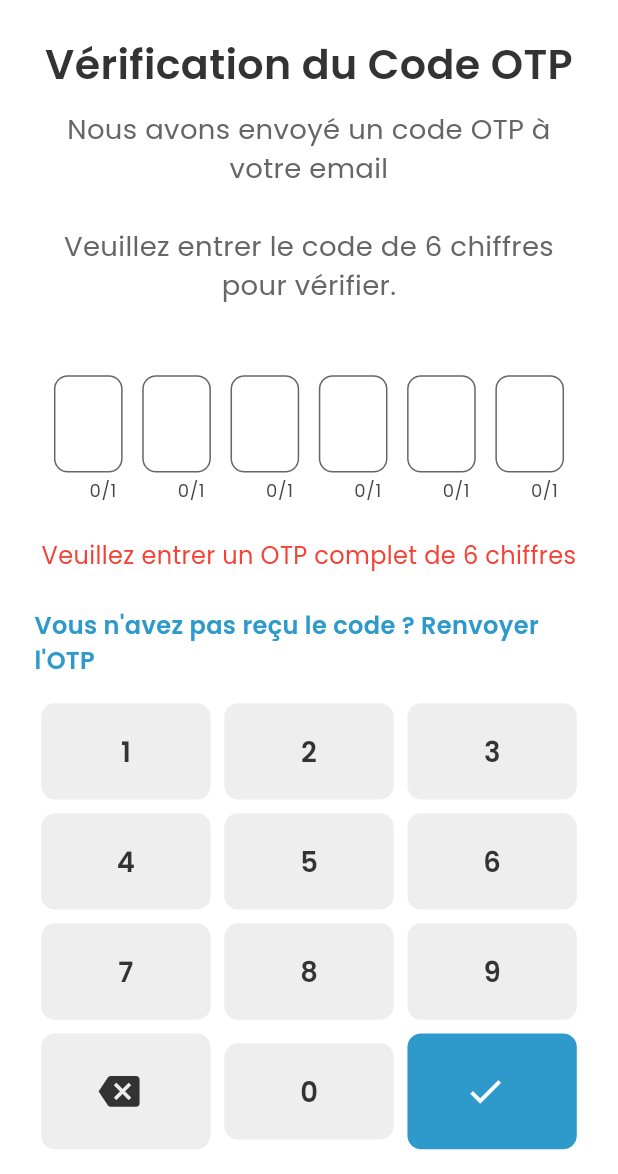
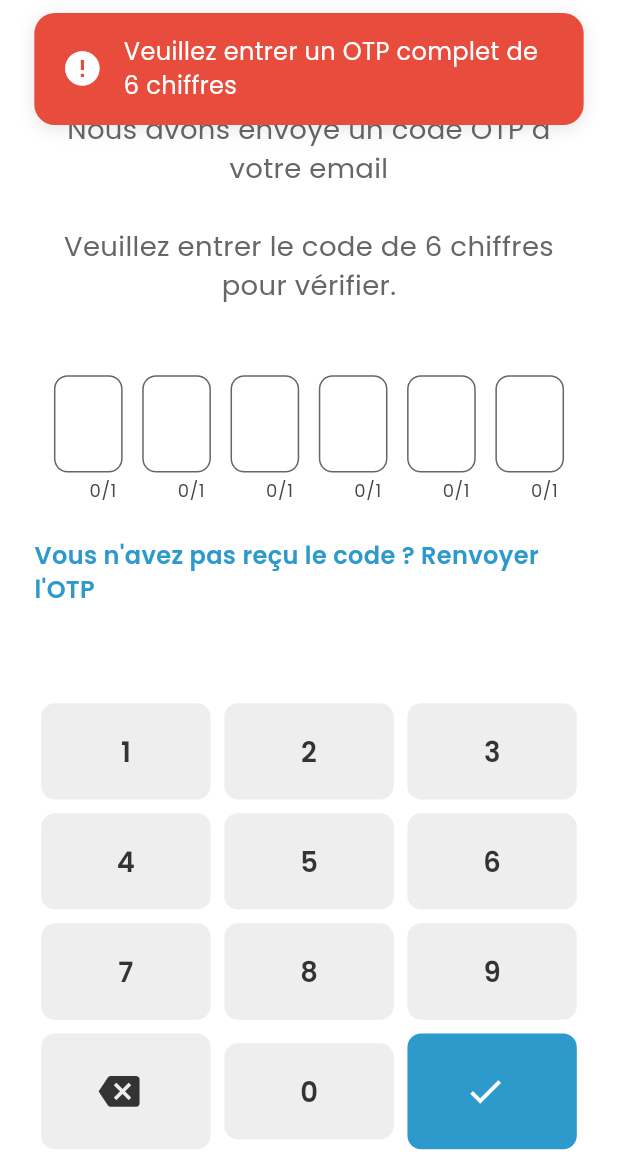
Before and after one commit to WassimBlilita7/Dz-Freelancer-Mobile, a Flutter app: the VerifyOtpScreen screen opened by its route, scrolled down 102 dp, after a tap on the "check" icon, on a phone screen of 412 x 824 dp, the part 62-1236 px from its top. Run offline on Flutter 3.47's test engine with Material 3 defaults, Android fonts, the phone set to English and light mode, and no system bars; drawn by our look-alikes of flutter_animate; our stand-ins replace flutter_screenutil, shared_preferences, smooth_page_indicator; accounts and stored records are empty; statements that could not run were skipped.

Commit message:
Toast 🟩🔴

```diff
--- a/lib/constants/app_colors.dart
+++ b/lib/constants/app_colors.dart
@@ -8,6 +8,8 @@ class AppColors {
   static const Color textLight = Color(0xFF212121); // Dark gray
   static const Color accentLight = Color(0xFFFFC107); // Amber
   static const Color primaryGreen = Color(0xFF2E9ACC);
+  static const Color errorRed = Color(0xFFE74C3C); // Rouge pour les erreurs
+  static const Color successGreen = Color(0xFF27AE60);
 
   // Dark mode colors
   static const Color primaryDark = Color(0xFF1976D2); // Darker blue
--- /dev/null
+++ b/lib/core/utils/toast_utils.dart
@@ -0,0 +1,32 @@
+import 'package:flutter/material.dart';
+import 'package:wassit_freelancer_dz_flutter/core/widgets/custom_toast.dart';
+
+class ToastUtils {
+  static void showToast({
+    required BuildContext context,
+    required String message,
+    required bool isSuccess,
+  }) {
+    final overlay = Overlay.of(context);
+    final overlayEntry = OverlayEntry(
+      builder: (context) => Positioned(
+        top: 50.0,
+        left: 0,
+        right: 0,
+        child: Material(
+          color: Colors.transparent,
+          child: CustomToast(
+            message: message,
+            isSuccess: isSuccess,
+          ),
+        ),
+      ),
+    );
+
+    overlay.insert(overlayEntry);
+
+    Future.delayed(const Duration(seconds: 3), () {
+      overlayEntry.remove();
+    });
+  }
+}
--- /dev/null
+++ b/lib/core/widgets/custom_toast.dart
@@ -0,0 +1,52 @@
+import 'package:flutter/material.dart';
+import 'package:flutter_screenutil/flutter_screenutil.dart';
+import 'package:wassit_freelancer_dz_flutter/constants/app_colors.dart';
+import 'package:wassit_freelancer_dz_flutter/constants/app_text_styles.dart';
+
+class CustomToast extends StatelessWidget {
+  final String message;
+  final bool isSuccess;
+
+  const CustomToast({
+    super.key,
+    required this.message,
+    required this.isSuccess,
+  });
+
+  @override
+  Widget build(BuildContext context) {
+    return Container(
+      padding: EdgeInsets.symmetric(horizontal: 16.w, vertical: 12.h),
+      margin: EdgeInsets.symmetric(horizontal: 20.w),
+      decoration: BoxDecoration(
+        color: isSuccess ? AppColors.successGreen : AppColors.errorRed,
+        borderRadius: BorderRadius.circular(12.r),
+        boxShadow: [
+          BoxShadow(
+            color: Colors.black.withOpacity(0.1),
+            blurRadius: 8.r,
+            offset: Offset(0, 2.h),
+          ),
+        ],
+      ),
+      child: Row(
+        children: [
+          Icon(
+            isSuccess ? Icons.check_circle : Icons.error,
+            color: Colors.white,
+            size: 24.sp,
+          ),
+          SizedBox(width: 12.w),
+          Expanded(
+            child: Text(
+              message,
+              style: AppTextStyles.labelSmall.copyWith(
+                color: Colors.white,
+              ),
+            ),
+          ),
+        ],
+      ),
+    );
+  }
+}
--- a/lib/features/auth/providers/signup_provider.dart
+++ b/lib/features/auth/providers/signup_provider.dart
@@ -1,4 +1,5 @@
 import 'package:flutter/material.dart';
+import 'package:wassit_freelancer_dz_flutter/core/utils/toast_utils.dart';
 import 'package:wassit_freelancer_dz_flutter/features/auth/models/signup_model.dart';
 
 import '../controllers/signup_controller.dart';
@@ -45,8 +46,25 @@ class SignupProvider extends ChangeNotifier {
     notifyListeners();
   }
 
-  void setError(String? errorMessage) {
+  void setError(BuildContext context, String? errorMessage) {
     _model = _model.copyWith(errorMessage: errorMessage);
+    if (errorMessage != null) {
+      ToastUtils.showToast(
+        context: context,
+        message: errorMessage,
+        isSuccess: false,
+      );
+    }
+    notifyListeners();
+  }
+
+  void setSuccess(BuildContext context, String successMessage) {
+    _model = _model.copyWith(errorMessage: null);
+    ToastUtils.showToast(
+      context: context,
+      message: successMessage,
+      isSuccess: true,
+    );
     notifyListeners();
   }
 
--- a/lib/features/auth/views/verify_otp_screen.dart
+++ b/lib/features/auth/views/verify_otp_screen.dart
@@ -72,7 +72,7 @@ class _VerifyOtpScreenState extends State<VerifyOtpScreen> {
     if (otp.length == 6) {
       provider.controller?.verifyOtp(context, otp);
     } else {
-      provider.setError('Veuillez entrer un OTP complet de 6 chiffres');
+      provider.setError(context, 'Veuillez entrer un OTP complet de 6 chiffres');
     }
   }
 
@@ -177,14 +177,6 @@ class _VerifyOtpScreenState extends State<VerifyOtpScreen> {
                           mainAxisAlignment: MainAxisAlignment.spaceEvenly,
                           children: List.generate(6, (index) => _buildOtpField(index)),
                         ).animate().slideY(begin: 0.2, end: 0.0, duration: 600.ms, delay: 400.ms),
-                        if (provider.model.errorMessage != null) ...[
-                          SizedBox(height: 20.h),
-                          Text(
-                            provider.model.errorMessage!,
-                            style: AppTextStyles.errorText,
-                            textAlign: TextAlign.center,
-                          ),
-                        ],
                         SizedBox(height: 20.h),
                         GestureDetector(
                           onTap: _onResendTap,
```
Also changed, not shown: lib/features/auth/controllers/login_controller.dart (+4 -4 lines), lib/features/auth/controllers/signup_controller.dart (+10 -10 lines), lib/features/auth/providers/login_provider.dart (+15 -2 lines), lib/features/auth/views/login_screen.dart (+36 -57 lines), lib/features/auth/views/signup_screen.dart (+0 -8 lines).
